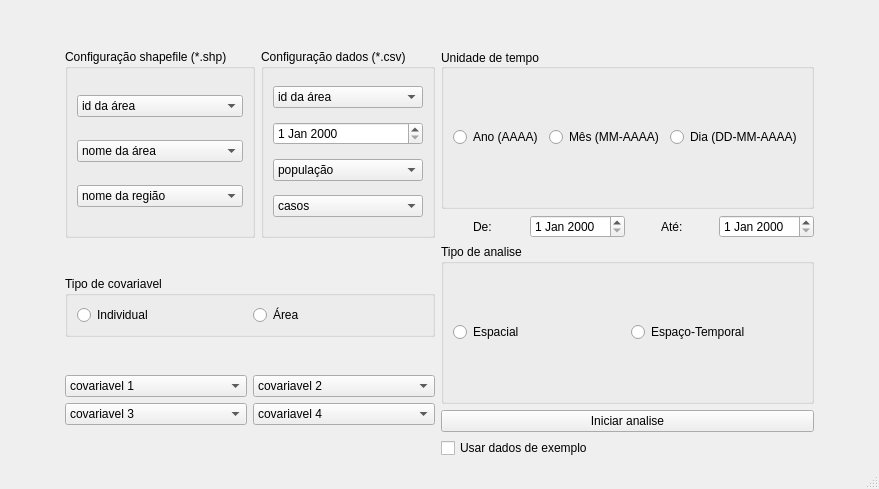
First picture: the form in GUI/layouts/analysis.ui, repository rodriguesmsb/pyBIS, before the edit.
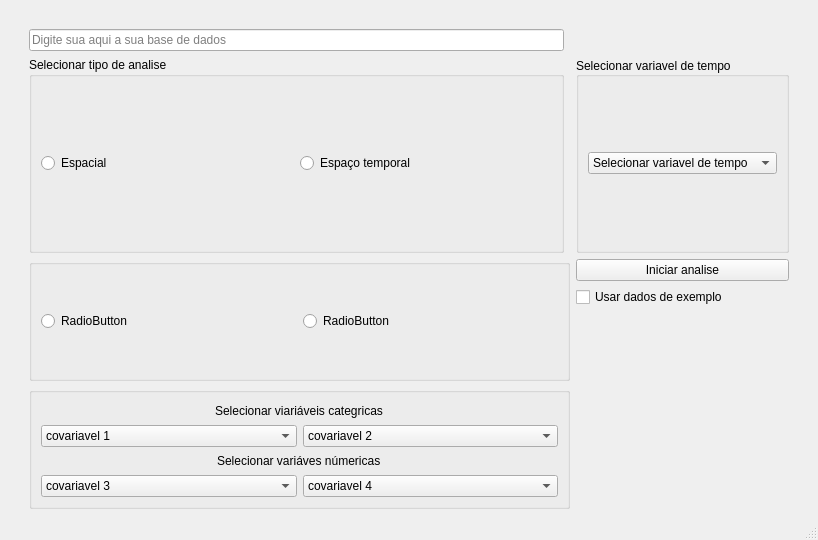
Second picture: the form after the edit. Icons and pictures are not drawn.

The edit to the form file:
```diff
--- a/GUI/layouts/analysis.ui
+++ b/GUI/layouts/analysis.ui
@@ -6,8 +6,8 @@
    <rect>
     <x>0</x>
     <y>0</y>
-    <width>879</width>
-    <height>489</height>
+    <width>818</width>
+    <height>540</height>
    </rect>
   </property>
   <property name="windowTitle">
@@ -19,6 +19,117 @@
   </property>
   <widget class="QWidget" name="centralwidget">
    <layout class="QGridLayout" name="gridLayout">
+    <item row="1" column="1">
+     <widget class="QLineEdit" name="lineEdit">
+      <property name="placeholderText">
+       <string>Digite sua aqui a sua base de dados</string>
+      </property>
+     </widget>
+    </item>
+    <item row="4" column="1" rowspan="2" colspan="2">
+     <layout class="QVBoxLayout" name="verticalLayout_4">
+      <item>
+       <widget class="QGroupBox" name="horizontalGroupBox">
+        <layout class="QHBoxLayout" name="horizontalLayout">
+         <item>
+          <widget class="QRadioButton" name="radioButton_4">
+           <property name="text">
+            <string>RadioButton</string>
+           </property>
+          </widget>
+         </item>
+         <item>
+          <widget class="QRadioButton" name="radioButton_3">
+           <property name="text">
+            <string>RadioButton</string>
+           </property>
+          </widget>
+         </item>
+        </layout>
+       </widget>
+      </item>
+      <item>
+       <widget class="QGroupBox" name="">
+        <layout class="QVBoxLayout" name="verticalLayout_3">
+         <item alignment="Qt::AlignHCenter">
+          <widget class="QLabel" name="label">
+           <property name="text">
+            <string>Selecionar viariáveis categricas</string>
+           </property>
+          </widget>
+         </item>
+         <item>
+          <layout class="QHBoxLayout" name="horizontalLayout_6">
+           <item>
+            <widget class="QComboBox" name="comboBox_7">
+             <item>
+              <property name="text">
+               <string>covariavel 1</string>
+              </property>
+             </item>
+            </widget>
+           </item>
+           <item>
+            <widget class="QComboBox" name="comboBox_8">
+             <item>
+              <property name="text">
+               <string>covariavel 2</string>
+              </property>
+             </item>
+            </widget>
+           </item>
+          </layout>
+         </item>
+         <item alignment="Qt::AlignHCenter">
+          <widget class="QLabel" name="label_2">
+           <property name="text">
+            <string>Selecionar variáves númericas</string>
+           </property>
+          </widget>
+         </item>
+         <item>
+          <layout class="QHBoxLayout" name="horizontalLayout_7">
+           <item>
+            <widget class="QComboBox" name="comboBox_9">
+             <item>
+              <property name="text">
+               <string>covariavel 3</string>
+              </property>
+             </item>
+            </widget>
+           </item>
+           <item>
+            <widget class="QComboBox" name="comboBox_10">
+             <item>
+              <property name="text">
+               <string>covariavel 4</string>
+              </property>
+             </item>
+            </widget>
+           </item>
+          </layout>
+         </item>
+        </layout>
+       </widget>
+      </item>
+     </layout>
+    </item>
+    <item row="2" column="4">
+     <spacer name="horizontalSpacer_2">
+      <property name="orientation">
+       <enum>Qt::Horizontal</enum>
+      </property>
+      <property name="sizeType">
+       <enum>QSizePolicy::Preferred</enum>
+      </property>
+      <property name="sizeHint" stdset="0">
+       <size>
+        <width>20</width>
+        <height>20</height>
+       </size>
+      </property>
+     </spacer>
+    </item>
     <item row="1" column="0">
      <spacer name="horizontalSpacer">
       <property name="orientation">
@@ -29,187 +140,117 @@
       </property>
       <property name="sizeHint" stdset="0">
        <size>
-        <width>40</width>
+        <width>20</width>
         <height>20</height>
        </size>
       </property>
      </spacer>
     </item>
-    <item row="1" column="4">
+    <item row="2" column="1">
+     <widget class="QGroupBox" name="horizontalGroupBox_8">
+      <property name="title">
+       <string>Selecionar tipo de analise</string>
+      </property>
+      <layout class="QHBoxLayout" name="horizontalLayout_10">
+       <item>
+        <widget class="QRadioButton" name="radioButton">
+         <property name="text">
+          <string>Espacial</string>
+         </property>
+        </widget>
+       </item>
+       <item>
+        <widget class="QRadioButton" name="radioButton_2">
+         <property name="text">
+          <string>Espaço temporal</string>
+         </property>
+        </widget>
+       </item>
+      </layout>
+     </widget>
+    </item>
+    <item row="4" column="3">
+     <layout class="QHBoxLayout" name="horizontalLayout_11">
+      <item>
+       <layout class="QVBoxLayout" name="verticalLayout_5">
+        <item>
+         <widget class="QPushButton" name="pushButton_2">
+          <property name="text">
+           <string>Iniciar analise</string>
+          </property>
+         </widget>
+        </item>
+        <item>
+         <widget class="QCheckBox" name="checkBox">
+          <property name="text">
+           <string>Usar dados de exemplo</string>
+          </property>
+         </widget>
+        </item>
+       </layout>
+      </item>
+     </layout>
+    </item>
+    <item row="0" column="1">
+     <spacer name="verticalSpacer">
+      <property name="orientation">
+       <enum>Qt::Vertical</enum>
+      </property>
+      <property name="sizeType">
+       <enum>QSizePolicy::Preferred</enum>
+      </property>
+      <property name="sizeHint" stdset="0">
+       <size>
+        <width>20</width>
+        <height>20</height>
+       </size>
+      </property>
+     </spacer>
+    </item>
+    <item row="2" column="3">
      <widget class="QGroupBox" name="horizontalGroupBox_7">
       <property name="title">
-       <string>Unidade de tempo</string>
+       <string>Selecionar variavel de tempo</string>
       </property>
       <property name="alignment">
        <set>Qt::AlignJustify|Qt::AlignVCenter</set>
       </property>
+      <property name="flat">
+       <bool>false</bool>
+      </property>
+      <property name="checkable">
+       <bool>false</bool>
+      </property>
       <layout class="QHBoxLayout" name="horizontalLayout_8">
        <item>
-        <widget class="QRadioButton" name="radioButton_5">
-         <property name="text">
-          <string>Ano (AAAA)</string>
-         </property>
-        </widget>
-       </item>
-       <item>
-        <widget class="QRadioButton" name="radioButton_4">
-         <property name="text">
-          <string>Mês (MM-AAAA)</string>
-         </property>
-        </widget>
-       </item>
-       <item>
-        <widget class="QRadioButton" name="radioButton_3">
-         <property name="text">
-          <string>Dia (DD-MM-AAAA)</string>
-         </property>
-        </widget>
-       </item>
-      </layout>
-     </widget>
-    </item>
-    <item row="0" column="2">
-     <spacer name="verticalSpacer">
-      <property name="orientation">
-       <enum>Qt::Vertical</enum>
-      </property>
-      <property name="sizeType">
-       <enum>QSizePolicy::Preferred</enum>
-      </property>
-      <property name="sizeHint" stdset="0">
-       <size>
-        <width>20</width>
-        <height>40</height>
-       </size>
-      </property>
-     </spacer>
-    </item>
-    <item row="1" column="1">
-     <spacer name="horizontalSpacer_5">
-      <property name="orientation">
-       <enum>Qt::Horizontal</enum>
-      </property>
-      <property name="sizeType">
-       <enum>QSizePolicy::Preferred</enum>
-      </property>
-      <property name="sizeHint" stdset="0">
-       <size>
-        <width>40</width>
-        <height>20</height>
-       </size>
-      </property>
-     </spacer>
-    </item>
-    <item row="4" column="4">
-     <layout class="QVBoxLayout" name="verticalLayout_5">
-      <item>
-       <widget class="QPushButton" name="pushButton_2">
-        <property name="text">
-         <string>Iniciar analise</string>
-        </property>
-       </widget>
-      </item>
-      <item>
-       <widget class="QCheckBox" name="checkBox">
-        <property name="text">
-         <string>Usar dados de exemplo</string>
-        </property>
-       </widget>
-      </item>
-     </layout>
-    </item>
-    <item row="2" column="4">
-     <layout class="QHBoxLayout" name="horizontalLayout_9">
-      <item alignment="Qt::AlignHCenter">
-       <widget class="QLabel" name="label">
-        <property name="text">
-         <string>De:</string>
-        </property>
-       </widget>
-      </item>
-      <item>
-       <widget class="QDateEdit" name="dateEdit_2"/>
-      </item>
-      <item alignment="Qt::AlignHCenter">
-       <widget class="QLabel" name="label_2">
-        <property name="text">
-         <string>Até:</string>
-        </property>
-       </widget>
-      </item>
-      <item>
-       <widget class="QDateEdit" name="dateEdit_3"/>
-      </item>
-     </layout>
-    </item>
-    <item row="1" column="3" rowspan="2">
-     <widget class="QGroupBox" name="verticalGroupBox_2">
-      <property name="title">
-       <string>Configuração dados (*.csv)</string>
-      </property>
-      <layout class="QVBoxLayout" name="verticalLayout_2">
-       <item>
-        <widget class="QComboBox" name="comboBox_4">
-         <item>
-          <property name="text">
-           <string>id da área</string>
-          </property>
-         </item>
-        </widget>
-       </item>
-       <item>
-        <widget class="QDateEdit" name="dateEdit"/>
-       </item>
-       <item>
-        <widget class="QComboBox" name="comboBox_5">
-         <item>
-          <property name="text">
-           <string>população</string>
-          </property>
-         </item>
-        </widget>
-       </item>
-       <item>
-        <widget class="QComboBox" name="comboBox_6">
-         <item>
-          <property name="text">
-           <string>casos</string>
-          </property>
-         </item>
-        </widget>
-       </item>
-      </layout>
-     </widget>
-    </item>
-    <item row="1" column="2" rowspan="2">
-     <widget class="QGroupBox" name="verticalGroupBox">
-      <property name="title">
-       <string>Configuração shapefile (*.shp)</string>
-      </property>
-      <layout class="QVBoxLayout" name="verticalLayout">
-       <item>
-        <widget class="QComboBox" name="comboBox">
-         <item>
-          <property name="text">
-           <string>id da área</string>
-          </property>
-         </item>
-        </widget>
-       </item>
-       <item>
         <widget class="QComboBox" name="comboBox_2">
+         <property name="editable">
+          <bool>false</bool>
+         </property>
+         <property name="duplicatesEnabled">
+          <bool>false</bool>
+         </property>
+         <property name="frame">
+          <bool>true</bool>
+         </property>
          <item>
           <property name="text">
-           <string>nome da área</string>
+           <string>Selecionar variavel de tempo</string>
           </property>
          </item>
-        </widget>
-       </item>
-       <item>
-        <widget class="QComboBox" name="comboBox_3">
          <item>
           <property name="text">
-           <string>nome da região</string>
+           <string>Ano</string>
+          </property>
+         </item>
+         <item>
+          <property name="text">
+           <string>Mês</string>
+          </property>
+         </item>
+         <item>
+          <property name="text">
+           <string>Dia</string>
           </property>
          </item>
         </widget>
@@ -217,149 +258,6 @@
       </layout>
      </widget>
     </item>
-    <item row="1" column="6">
-     <spacer name="horizontalSpacer_4">
-      <property name="orientation">
-       <enum>Qt::Horizontal</enum>
-      </property>
-      <property name="sizeType">
-       <enum>QSizePolicy::Preferred</enum>
-      </property>
-      <property name="sizeHint" stdset="0">
-       <size>
-        <width>40</width>
-        <height>20</height>
-       </size>
-      </property>
-     </spacer>
-    </item>
-    <item row="1" column="5">
-     <spacer name="horizontalSpacer_2">
-      <property name="orientation">
-       <enum>Qt::Horizontal</enum>
-      </property>
-      <property name="sizeType">
-       <enum>QSizePolicy::Preferred</enum>
-      </property>
-      <property name="sizeHint" stdset="0">
-       <size>
-        <width>40</width>
-        <height>20</height>
-       </size>
-      </property>
-     </spacer>
-    </item>
-    <item row="3" column="4">
-     <layout class="QHBoxLayout" name="horizontalLayout_11">
-      <item>
-       <widget class="QGroupBox" name="horizontalGroupBox_8">
-        <property name="title">
-         <string>Tipo de analise</string>
-        </property>
-        <layout class="QHBoxLayout" name="horizontalLayout_10">
-         <item>
-          <widget class="QRadioButton" name="radioButton_6">
-           <property name="text">
-            <string>Espacial</string>
-           </property>
-          </widget>
-         </item>
-         <item>
-          <widget class="QRadioButton" name="radioButton_7">
-           <property name="text">
-            <string>Espaço-Temporal</string>
-           </property>
-          </widget>
-         </item>
-        </layout>
-       </widget>
-      </item>
-     </layout>
-    </item>
-    <item row="3" column="2" rowspan="2" colspan="2">
-     <layout class="QVBoxLayout" name="verticalLayout_4">
-      <item>
-       <widget class="QGroupBox" name="horizontalGroupBox_5">
-        <property name="sizePolicy">
-         <sizepolicy hsizetype="Preferred" vsizetype="Fixed">
-          <horstretch>0</horstretch>
-          <verstretch>0</verstretch>
-         </sizepolicy>
-        </property>
-        <property name="title">
-         <string>Tipo de covariavel</string>
-        </property>
-        <layout class="QHBoxLayout" name="horizontalLayout_5">
-         <property name="spacing">
-          <number>6</number>
-         </property>
-         <item>
-          <widget class="QRadioButton" name="radioButton">
-           <property name="text">
-            <string>Individual</string>
-           </property>
-          </widget>
-         </item>
-         <item>
-          <widget class="QRadioButton" name="radioButton_2">
-           <property name="text">
-            <string>Área</string>
-           </property>
-          </widget>
-         </item>
-        </layout>
-       </widget>
-      </item>
-      <item>
-       <layout class="QVBoxLayout" name="verticalLayout_3">
-        <item>
-         <layout class="QHBoxLayout" name="horizontalLayout_6">
-          <item>
-           <widget class="QComboBox" name="comboBox_7">
-            <item>
-             <property name="text">
-              <string>covariavel 1</string>
-             </property>
-            </item>
-           </widget>
-          </item>
-          <item>
-           <widget class="QComboBox" name="comboBox_8">
-            <item>
-             <property name="text">
-              <string>covariavel 2</string>
-             </property>
-            </item>
-           </widget>
-          </item>
-         </layout>
-        </item>
-        <item>
-         <layout class="QHBoxLayout" name="horizontalLayout_7">
-          <item>
-           <widget class="QComboBox" name="comboBox_9">
-            <item>
-             <property name="text">
-              <string>covariavel 3</string>
-             </property>
-            </item>
-           </widget>
-          </item>
-          <item>
-           <widget class="QComboBox" name="comboBox_10">
-            <item>
-             <property name="text">
-              <string>covariavel 4</string>
-             </property>
-            </item>
-           </widget>
-          </item>
-         </layout>
-        </item>
-       </layout>
-      </item>
-     </layout>
-    </item>
    </layout>
   </widget>
   <widget class="QStatusBar" name="statusbar"/>
```
Left out of the diff: 3 changed lines with no effect on the pictures.
